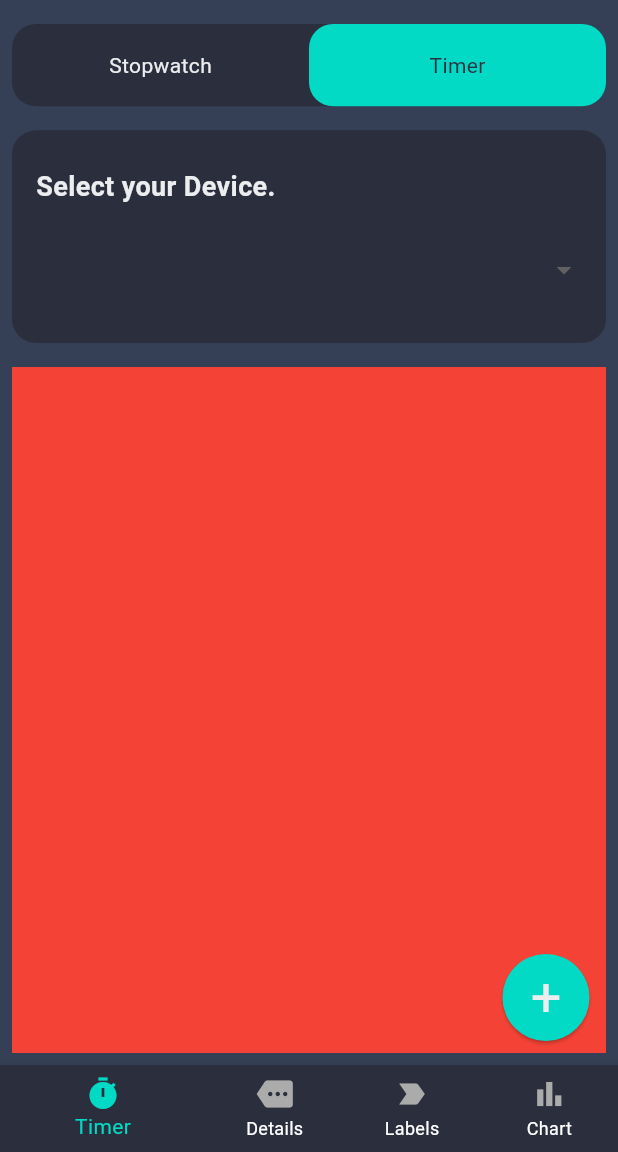
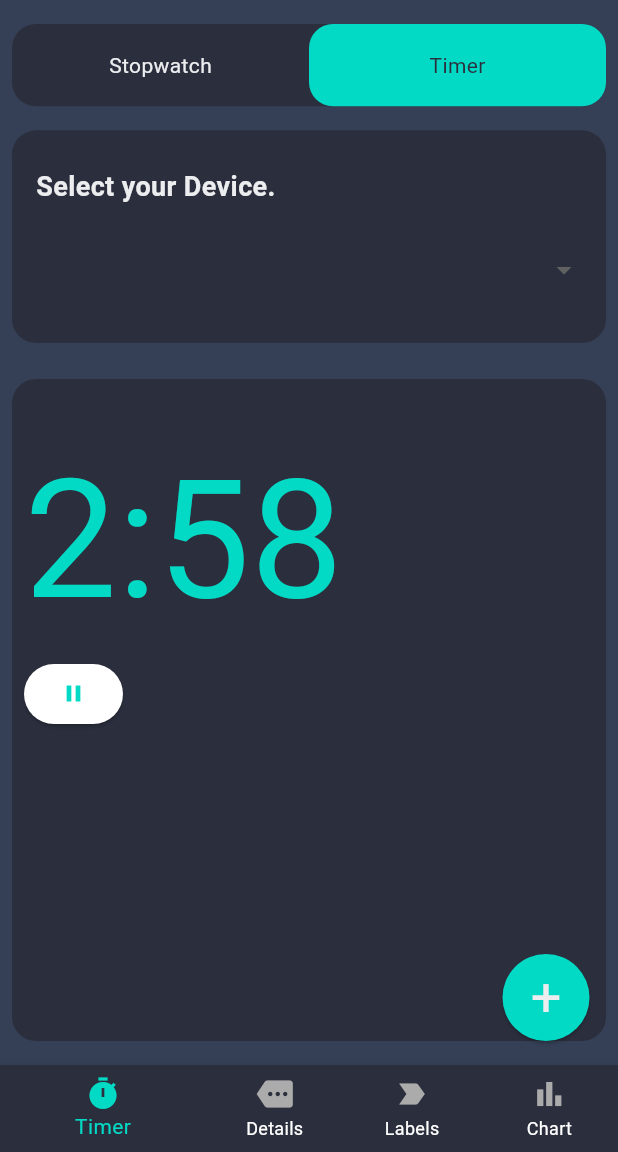
Before and after one commit to Layblar/layblar_app, a Flutter app: the MainScreen screen opened directly, after a tap on "Timer", on a phone screen of 412 x 824 dp, the part 84-1236 px from its top. Run offline on Flutter 3.47's test engine with Material 3 defaults, Android fonts, the phone set to English and light mode, and no system bars; our stand-ins replace fl_chart, syncfusion_flutter_charts, syncfusion_flutter_sliders; network calls fail.

Commit message:
added first prototype of a timer

```diff
--- /dev/null
+++ b/lib/WIdgets/Countdown.dart
@@ -0,0 +1,28 @@
+
+import 'package:flutter/material.dart';
+
+class Countdown extends AnimatedWidget {
+  const Countdown({Key? key, required this.animation}) : super(key: key, listenable: animation);
+  final Animation<int> animation;
+
+  @override
+  build(BuildContext context) {
+    Duration clockTimer = Duration(seconds: animation.value);
+
+    String timerText =
+        '${clockTimer.inMinutes.remainder(60).toString()}:${clockTimer.inSeconds.remainder(60).toString().padLeft(2, '0')}';
+
+    print('animation.value  ${animation.value} ');
+    print('inMinutes ${clockTimer.inMinutes.toString()}');
+    print('inSeconds ${clockTimer.inSeconds.toString()}');
+    print('inSeconds.remainder ${clockTimer.inSeconds.remainder(60).toString()}');
+
+    return Text(
+      "$timerText",
+      style: TextStyle(
+        fontSize: 110,
+        color: Theme.of(context).primaryColor,
+      ),
+    );
+  }
+}
--- /dev/null
+++ b/lib/WIdgets/TimerItem.dart
@@ -0,0 +1,96 @@
+import 'dart:async';
+
+import 'package:flutter/material.dart';
+import 'package:layblar_app/Themes/Styles.dart';
+import 'package:layblar_app/WIdgets/Countdown.dart';
+
+// ignore: must_be_immutable
+class TimerItem extends StatefulWidget {
+    TimerItem({
+    required this.selectedDevice,
+    required this.time,
+    this.isPaused = false,
+    Key? key}) : super(key: key);
+
+
+  final String selectedDevice;
+  final String time;
+  bool isPaused;
+
+  @override
+  State<TimerItem> createState() => _TimerItemState();
+}
+
+class _TimerItemState extends State<TimerItem> with TickerProviderStateMixin {
+
+  late Timer _timer;
+
+  late AnimationController _controller;
+  int levelClock = 180;
+
+   @override
+  void dispose() {
+    _controller.dispose();
+    super.dispose();
+  }
+
+  @override
+  void initState() {
+    super.initState();
+
+    _controller = AnimationController(
+        vsync: this,
+        duration: Duration(
+            seconds:
+                levelClock) // gameData.levelClock is a user entered number elsewhere in the applciation
+        );
+
+    _controller.forward();
+  }
+
+
+
+  void _togglePause(){
+    setState(() {
+      widget.isPaused = ! widget.isPaused;
+      if (widget.isPaused) {
+        _controller.stop();
+      } else {
+        _controller.forward();
+      }
+    });
+  }
+
+  @override
+  Widget build(BuildContext context) {
+    return Container(
+      margin: const EdgeInsets.symmetric(vertical: 8),
+      decoration: Styles.containerDecoration,
+      child: Padding(padding: const EdgeInsets.all(8),
+        child: Column(
+          crossAxisAlignment: CrossAxisAlignment.start,
+          children: [
+            Padding(
+              padding: const EdgeInsets.only(left: 8.0),
+              child: Text(widget.selectedDevice),
+            ),
+            Row(
+              children: [
+                Countdown(
+                  animation: StepTween(
+                    begin: levelClock, // THIS IS A USER ENTERED NUMBER
+                    end: 0,
+                  ).animate(_controller),
+                ),
+              ],
+            ),
+            ElevatedButton(onPressed:  ()=> _togglePause(), child: Icon(widget.isPaused ? Icons.play_arrow : Icons.pause))
+          ],
+        ),
+      ),
+    );
+  }
+
+
+
+}
--- a/lib/screens/TimerScreen.dart
+++ b/lib/screens/TimerScreen.dart
@@ -7,6 +7,7 @@ import 'package:layblar_app/Themes/Styles.dart';
 import 'package:layblar_app/Themes/ThemeColors.dart';
 import 'package:layblar_app/WIdgets/DeviceListItem.dart';
 import 'package:layblar_app/WIdgets/StopwatchItem.dart';
+import 'package:layblar_app/WIdgets/TimerItem.dart';
 import 'package:provider/provider.dart';
 
 
@@ -102,7 +103,9 @@ class _TimerScreenState extends State<TimerScreen> {
                       //section for the timer
                       //lsit fo rthe timer items.
 
-                      Expanded(flex: 6, child: Container(color: Colors.red,))
+                      Expanded(flex: 6, child: Container(
+                        child: TimerItem(selectedDevice: selectedDevice, time: "ARAERAR"),
+                      ))
                     ],
                   ),
                 );
```
